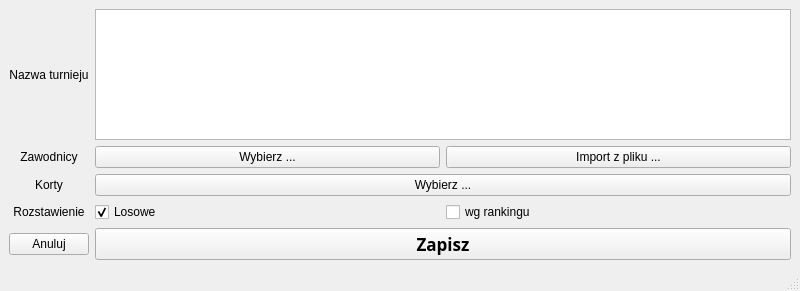
Old version of the form src/ui/windowTournaments.ui in the repository messer440/obslugaTurnieji.
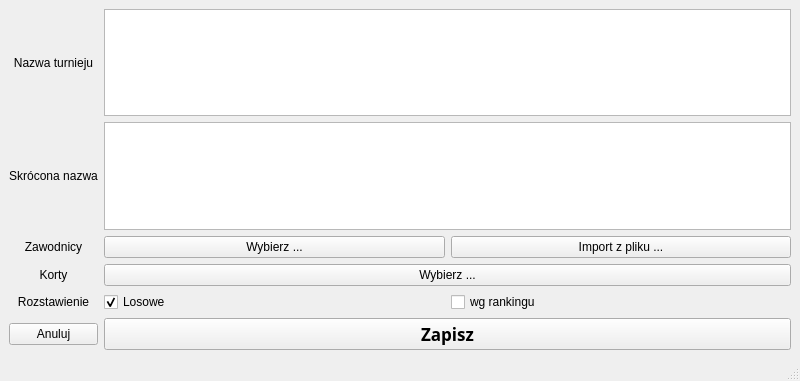
New version of the form.

The edit to the form file:
```diff
--- a/src/ui/windowTournaments.ui
+++ b/src/ui/windowTournaments.ui
@@ -7,7 +7,7 @@
     <x>0</x>
     <y>0</y>
     <width>800</width>
-    <height>291</height>
+    <height>381</height>
    </rect>
   </property>
   <property name="windowTitle">
@@ -15,7 +15,40 @@
   </property>
   <widget class="QWidget" name="centralwidget">
    <layout class="QGridLayout" name="gridLayout">
-    <item row="3" column="0">
+    <item row="6" column="2">
+     <widget class="QPushButton" name="buttonZapisz">
+      <property name="font">
+       <font>
+        <family>Zero Threes</family>
+        <pointsize>13</pointsize>
+        <weight>75</weight>
+        <bold>true</bold>
+       </font>
+      </property>
+      <property name="text">
+       <string>Zapisz</string>
+      </property>
+     </widget>
+    </item>
+    <item row="3" column="2">
+     <layout class="QHBoxLayout" name="horizontalLayout">
+      <item>
+       <widget class="QPushButton" name="buttonWybierzZaw">
+        <property name="text">
+         <string>Wybierz ...</string>
+        </property>
+       </widget>
+      </item>
+      <item>
+       <widget class="QPushButton" name="buttonImport">
+        <property name="text">
+         <string>Import z pliku ...</string>
+        </property>
+       </widget>
+      </item>
+     </layout>
+    </item>
+    <item row="4" column="0">
      <widget class="QLabel" name="korty">
       <property name="text">
        <string>Korty</string>
@@ -25,6 +58,40 @@
       </property>
      </widget>
     </item>
+    <item row="6" column="0">
+     <widget class="QPushButton" name="buttonAnuluj">
+      <property name="text">
+       <string>Anuluj</string>
+      </property>
+     </widget>
+    </item>
+    <item row="4" column="2">
+     <widget class="QPushButton" name="buttonWybierzKort">
+      <property name="text">
+       <string>Wybierz ...</string>
+      </property>
+     </widget>
+    </item>
+    <item row="5" column="0">
+     <widget class="QLabel" name="rozstawienie">
+      <property name="text">
+       <string>Rozstawienie</string>
+      </property>
+      <property name="alignment">
+       <set>Qt::AlignCenter</set>
+      </property>
+     </widget>
+    </item>
+    <item row="2" column="0">
+     <widget class="QLabel" name="skrotNazwy">
+      <property name="text">
+       <string>Skrócona nazwa</string>
+      </property>
+      <property name="alignment">
+       <set>Qt::AlignCenter</set>
+      </property>
+     </widget>
+    </item>
     <item row="1" column="0">
      <widget class="QLabel" name="nazwaTurnieju">
       <property name="text">
@@ -35,7 +102,7 @@
       </property>
      </widget>
     </item>
-    <item row="4" column="1">
+    <item row="5" column="2">
      <layout class="QHBoxLayout" name="horizontalLayout_2">
       <item>
        <widget class="QCheckBox" name="checkLosowe">
@@ -56,7 +123,14 @@
       </item>
      </layout>
     </item>
-    <item row="2" column="0">
+    <item row="1" column="2">
+     <widget class="QTextBrowser" name="inputNazwa">
+      <property name="readOnly">
+       <bool>false</bool>
+      </property>
+     </widget>
+    </item>
+    <item row="3" column="0">
      <widget class="QLabel" name="zawodnicy">
       <property name="text">
        <string>Zawodnicy</string>
@@ -66,63 +140,10 @@
       </property>
      </widget>
     </item>
-    <item row="1" column="1">
-     <widget class="QTextBrowser" name="inputNazwa"/>
-    </item>
-    <item row="4" column="0">
-     <widget class="QLabel" name="rozstawienie">
-      <property name="text">
-       <string>Rozstawienie</string>
-      </property>
-      <property name="alignment">
-       <set>Qt::AlignCenter</set>
-      </property>
-     </widget>
-    </item>
-    <item row="3" column="1">
-     <widget class="QPushButton" name="buttonWybierzKort">
-      <property name="text">
-       <string>Wybierz ...</string>
-      </property>
-     </widget>
-    </item>
-    <item row="2" column="1">
-     <layout class="QHBoxLayout" name="horizontalLayout">
-      <item>
-       <widget class="QPushButton" name="buttonWybierzZaw">
-        <property name="text">
-         <string>Wybierz ...</string>
-        </property>
-       </widget>
-      </item>
-      <item>
-       <widget class="QPushButton" name="buttonImport">
-        <property name="text">
-         <string>Import z pliku ...</string>
-        </property>
-       </widget>
-      </item>
-     </layout>
-    </item>
-    <item row="5" column="1">
-     <widget class="QPushButton" name="buttonZapisz">
-      <property name="font">
-       <font>
-        <family>Zero Threes</family>
-        <pointsize>13</pointsize>
-        <weight>75</weight>
-        <bold>true</bold>
-       </font>
-      </property>
-      <property name="text">
-       <string>Zapisz</string>
-      </property>
-     </widget>
-    </item>
-    <item row="5" column="0">
-     <widget class="QPushButton" name="buttonAnuluj">
-      <property name="text">
-       <string>Anuluj</string>
+    <item row="2" column="2">
+     <widget class="QTextBrowser" name="inputSkrotNazwy">
+      <property name="readOnly">
+       <bool>false</bool>
       </property>
      </widget>
     </item>
```
